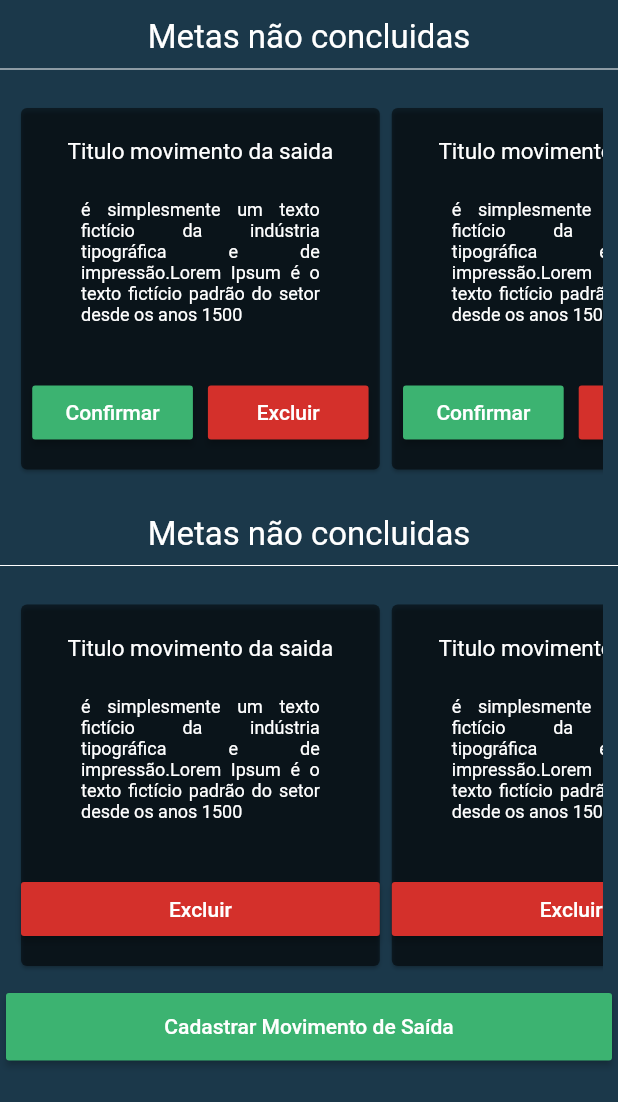
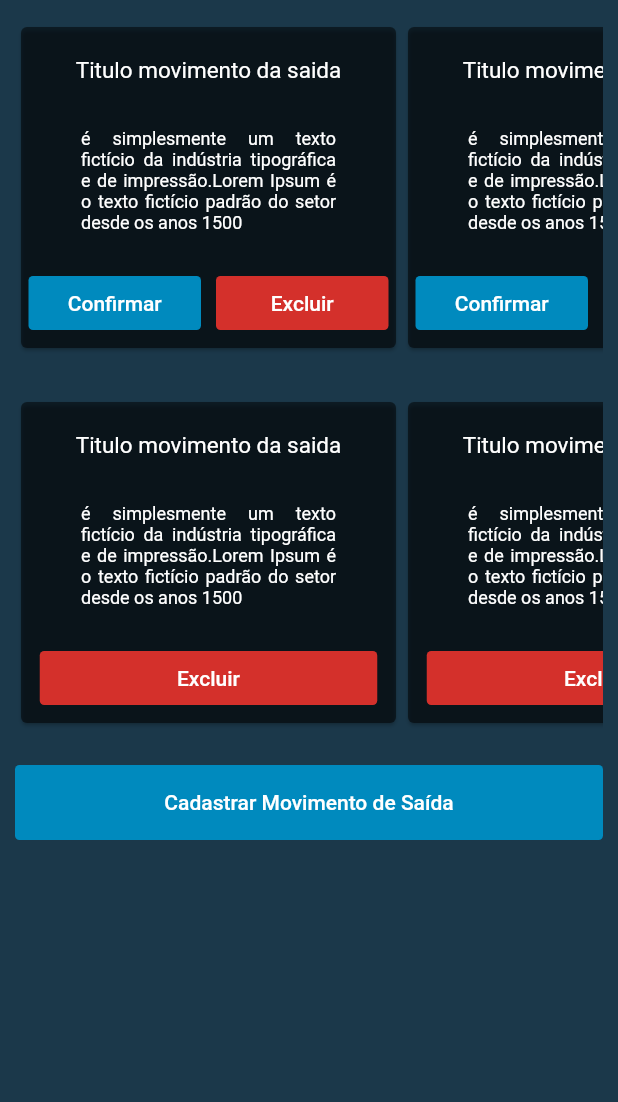
Before and after one commit to guilhermemoriggidesouza/webEconomize, a Flutter app: the Metas screen opened directly, on a phone screen of 412 x 824 dp. Shown: the top 1102 px of the screen. Run offline on Flutter 3.47's test engine with Material 2 defaults, Android fonts, the phone set to English and light mode, and no system bars; our stand-ins replace datetime_picker_formfield, flushbar, flutter_masked_text, font_awesome_flutter; missing offline and left inert: dart:ffi.

Commit message:
Da aquele talento na tela de metas né filhão

```diff
--- a/lib/custom/widgetListaCard.dart
+++ b/lib/custom/widgetListaCard.dart
@@ -1,4 +1,5 @@
 import 'package:flutter/material.dart';
+import 'package:webEconomize/custom/button.dart';
 
 class WidgetListaCard extends StatelessWidget {
   bool mostrarBotaoConfirma;
@@ -9,37 +10,19 @@ class WidgetListaCard extends StatelessWidget {
 
   @override
   Widget build(BuildContext context) {
-    return Column(
-      children: <Widget>[
-        Padding(
-          padding: const EdgeInsets.only(top: 12.0),
-          child: Container(
-            width: double.infinity,
-            child: Text(
-              "Metas não concluidas",
-              textAlign: TextAlign.center,
-              style: TextStyle(
-                color: Colors.white,
-                fontSize: 22,
-              ),
-            ),
-          ),
-        ),
-        Divider(
-          color: Colors.white,
-        ),
-        Container(
+    return Container(
       padding: EdgeInsets.symmetric(horizontal: 10.0, vertical: 14.0),
-          height: 277,
+      height: 250,
       child: ListView.builder(
         scrollDirection: Axis.horizontal,
         itemCount: mensagem.length,
         itemBuilder: (context, index) {
         return Container(
-              width: MediaQuery.of(context).size.width * 0.6,
+
           child: Card(
             color: Colors.black.withOpacity(0.5),
             child: Column(
+              mainAxisAlignment: MainAxisAlignment.spaceBetween,
               children: <Widget>[
                 Padding(
                   padding: const EdgeInsets.only(top: 20.0, bottom: 3.0, left: 5.0, right: 5.0),
@@ -51,8 +34,10 @@ class WidgetListaCard extends StatelessWidget {
                   ),
                 ),
                 Container(
+                  width: 250,
                   child: Padding(
                     padding: const EdgeInsets.only(top: 20.0, left: 40, right: 40, bottom: 10),
+
                     child: Text(
                       mensagem[index],
                       textAlign: TextAlign.justify,
@@ -65,11 +50,12 @@ class WidgetListaCard extends StatelessWidget {
                 ),
                 _buildValorTelaMovSaida(isMovTela, context),
                 Container(
-                      child: Wrap(
-                        spacing: 10,
-                        alignment: WrapAlignment.spaceBetween,
+                  height: 48,
+                  child: Row(
+                    crossAxisAlignment: CrossAxisAlignment.stretch,
+                    mainAxisSize: MainAxisSize.max,
                     children: <Widget>[
-                          _buildBotao(true, "Confirmar",  Color(0xff3cb371), context),
+                      _buildBotao(true, "Confirmar",  Color(0xFF008ABE), context),
                       _buildBotao(false, "Excluir", Color(0xFFD4302b), context)
                     ],
                   ),
@@ -79,8 +65,6 @@ class WidgetListaCard extends StatelessWidget {
           ),
         );
       }),
-        ),
-      ],
     );
   }
 
@@ -88,8 +72,6 @@ class WidgetListaCard extends StatelessWidget {
     double valor = 2000.0;
     if(isMovTela == 1){
       return Container(
-        width: MediaQuery.of(context).size.width / 1,
-        height: 19,
         margin: EdgeInsets.only(right: 40, bottom: 3),
         child: Wrap(
           spacing: 10,
@@ -112,31 +94,28 @@ class WidgetListaCard extends StatelessWidget {
       );
     }else{
       return Container(
-        width: MediaQuery.of(context).size.width / 1,
-        height: 19,
         margin: EdgeInsets.only(right: 40, bottom: 5),
       );
     }
   }
 
   _buildBotao(bool botaoExcluir, String text, Color color, context ){
-    num size = MediaQuery.of(context).size.width * 0.26;
+    double sizeWidth = 125;
     if(!mostrarBotaoConfirma && !botaoExcluir) return Container();
     if(!mostrarBotaoConfirma){
       text = "Excluir";
-      size = MediaQuery.of(context).size.width;
       color = Color(0xFFD4302b);
+      sizeWidth = 235;
       }
     return Container(
-      width:  size,
-      child: RaisedButton(
-        color: color,
-        onPressed: (){},
-        child: Text(
-          text,
-          style: TextStyle(color: Colors.white),
-        ),
-      ),
+      padding: EdgeInsets.fromLTRB(5, 0, 5, 12),
+      width: sizeWidth,
+      child: ButtonLabel(
+        text, (){_build();}, color: color, textColor: Colors.white),
     );
   }
+
+  _build(){
+    return Container();
   }
+}
--- a/lib/view/metas.dart
+++ b/lib/view/metas.dart
@@ -1,6 +1,7 @@
 import 'package:flutter/material.dart';
 import 'package:flutter/widgets.dart';
 import 'package:webEconomize/custom/widgetListaCard.dart';
+import 'package:webEconomize/custom/button.dart';
 import 'package:webEconomize/custom/widgetMetaCadastro.dart';
 
 class Metas extends StatefulWidget {
@@ -43,8 +44,15 @@ class _MetasState extends State<Metas> {
       children: <Widget>[
         WidgetListaCard(mensagemNaoConcluida, 0, mostrarBotaoConfirma: true),
         WidgetListaCard(mensagemNaoConcluida, 0, mostrarBotaoConfirma: false),
-        WidgetMetaCadastro(),
+        Container(
+          margin: EdgeInsets.fromLTRB(10, 10, 10, 20),
+          child:ButtonLabel(
+        "Cadastrar Movimento de Saída", (){_build();}, color: Color(0xFF008ABE), textColor: Colors.white)),
       ],
     );
   }
+
+  _build(){
+    return Container();
+  }
 }
```
Lines whose indentation alone changed are shown as unchanged.
